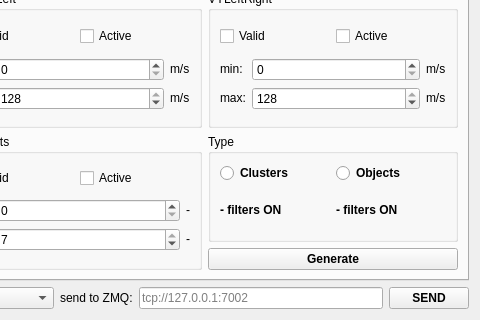
Before: the Qt Designer form dialogconfig.ui in anatoltrush/RadarVisual, drawn with Qt 5; both pictures show x 582 to 1062 and y 340 to 660 of the 1062 by 660 pixel window.
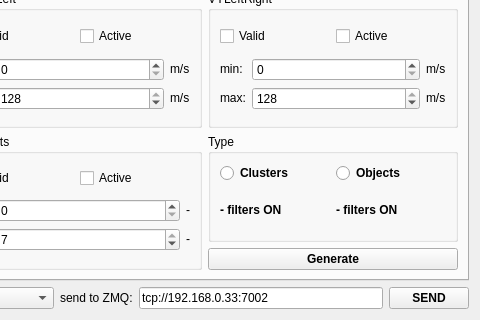
After: the same form once the commit is applied.

```diff
--- a/dialogconfig.ui
+++ b/dialogconfig.ui
@@ -86,6 +86,9 @@
      </item>
      <item>
       <widget class="QLineEdit" name="lESendZmq">
+       <property name="text">
+        <string>tcp://192.168.0.33:7002</string>
+       </property>
        <property name="placeholderText">
         <string>tcp://127.0.0.1:7002</string>
        </property>
```
Left out of the diff: 10 changed lines with no effect on the pictures.
